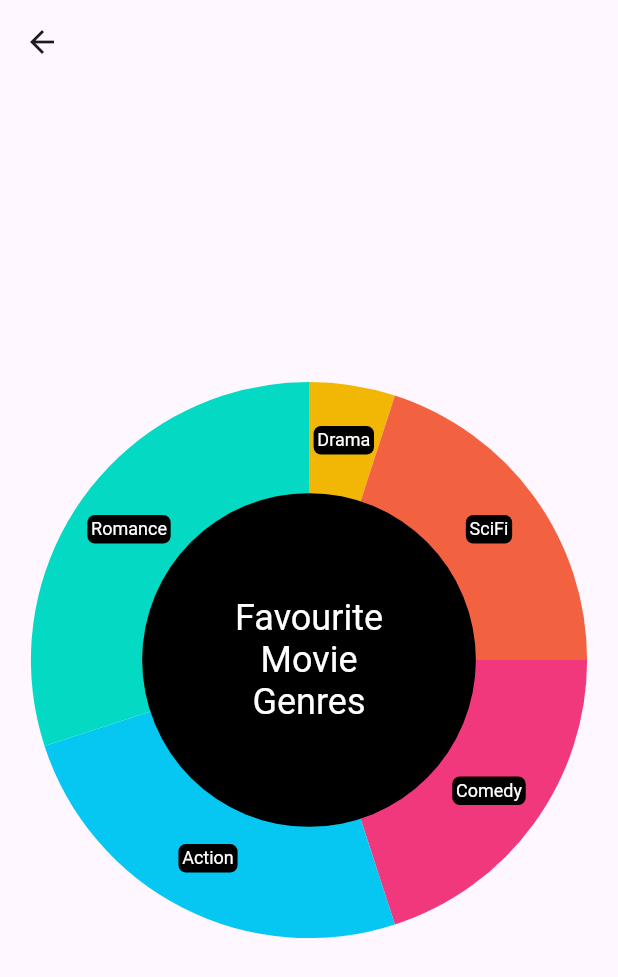
After one commit to OlehChornyi/animations_flutter, a Flutter app: the ProAnimations screen opened directly, after a tap on "Donat Chart Animation", on a phone screen of 412 x 824 dp. The commit adds this screen. Shown: the top 977 px of the screen. Run offline on Flutter 3.47's test engine with Material 3 defaults, Android fonts, the phone set to English and light mode, and no system bars.

Commit message:
4th: donat chart animation

```diff
--- a/lib/pages/pro_animations.dart
+++ b/lib/pages/pro_animations.dart
@@ -1,6 +1,7 @@
 import 'package:animations_flutter/pro_animations/1_pro_navbar.dart';
 import 'package:animations_flutter/pro_animations/2_intro_screen.dart';
 import 'package:animations_flutter/pro_animations/3_hero_widget.dart';
+import 'package:animations_flutter/pro_animations/4_donat_chart.dart';
 import 'package:flutter/material.dart';
 
 class ProAnimations extends StatefulWidget {
@@ -38,6 +39,10 @@ class _ProAnimationsState extends State<ProAnimations> {
               onPressed: () => navigator(context, const HeroFrom()),
               child: Text('Hero Animation'),
             ),
+             ElevatedButton(
+              onPressed: () => navigator(context, DonatChart()),
+              child: Text('Donat Chart Animation'),
+            ),
           ],
         ),
       ),
--- /dev/null
+++ b/lib/pro_animations/4_donat_chart.dart
@@ -0,0 +1,187 @@
+import 'dart:async';
+import 'dart:math';
+
+import 'package:flutter/material.dart';
+
+class DataItem {
+  final double value;
+  final String label;
+  final Color color;
+  DataItem(this.value, this.label, this.color);
+}
+
+const pal = [0xFFF2387C, 0xFF05C7F2, 0xFF04D9C4, 0xFFF2B705, 0xFFF26241];
+
+class DonatChart extends StatelessWidget {
+  final List<DataItem> dataset = [
+    DataItem(0.2, "Comedy", Color(pal[0])),
+    DataItem(0.25, "Action", Color(pal[1])),
+    DataItem(0.3, "Romance", Color(pal[2])),
+    DataItem(0.05, "Drama", Color(pal[3])),
+    DataItem(0.2, "SciFi", Color(pal[4])),
+  ];
+
+  @override
+  Widget build(BuildContext context) {
+    return Scaffold(
+      appBar: AppBar(),
+      body: Container(child: DonutChartWidget(dataset)),
+    );
+  }
+}
+
+class DonutChartWidget extends StatefulWidget {
+  final List<DataItem> dataset;
+  DonutChartWidget(this.dataset);
+  @override
+  _DonutChartWidgetState createState() => _DonutChartWidgetState();
+}
+
+class _DonutChartWidgetState extends State<DonutChartWidget> {
+  late Timer timer;
+  double fullAngle = 0.0;
+  double secondsToComplete = 3.0;
+
+  @override
+  void initState() {
+    super.initState();
+    timer = Timer.periodic(Duration(milliseconds: 1000 ~/ 60), (timer) {
+      setState(() {
+        fullAngle += 360.0 / (secondsToComplete * 1000 ~/ 60);
+        if (fullAngle >= 360.0) {
+          fullAngle = 360.0;
+          timer.cancel();
+        }
+      });
+    });
+  }
+
+  @override
+  void dispose() {
+    timer.cancel();
+    super.dispose();
+  }
+
+  @override
+  Widget build(BuildContext context) {
+    return Container(
+      child: CustomPaint(
+        child: Container(),
+        painter: DonutChartPainter(widget.dataset, fullAngle),
+      ),
+    );
+  }
+}
+
+class DonutChartPainter extends CustomPainter {
+  final List<DataItem> dataset;
+  final double foolAngle;
+  DonutChartPainter(this.dataset, this.foolAngle);
+  Paint midPaint = Paint();
+  TextStyle textFieldTextBigStyle = TextStyle(fontSize: 24);
+  TextStyle labelStyle = TextStyle(fontSize: 12);
+
+  @override
+  void paint(Canvas canvas, Size size) {
+    final c = Offset(size.width / 2.0, size.height / 2.0);
+    final radius = size.width * 0.9;
+    final rect = Rect.fromCenter(center: c, width: radius, height: radius);
+    final fullAngle = this.foolAngle;
+    var startAngle = 0.0;
+
+    //draw sectors
+    dataset.forEach((di) {
+      final sweepAngle = di.value * fullAngle * pi / 180.0;
+      drawSector(canvas, di, rect, startAngle, sweepAngle);
+      drawLabels(canvas, c, radius, startAngle, sweepAngle, di.label);
+      startAngle += sweepAngle;
+    });
+
+    // draw the middle
+    canvas.drawCircle(c, radius * 0.3, midPaint);
+
+    // draw title
+    drawTextCentered(
+      canvas,
+      c,
+      "Favourite\nMovie\nGenres",
+      textFieldTextBigStyle,
+      radius * 0.6,
+      (Size sz) {},
+    );
+  }
+
+  void drawSector(
+    Canvas canvas,
+    DataItem di,
+    Rect rect,
+    double startAngle,
+    double sweepAngle,
+  ) {
+    final paint =
+        Paint()
+          ..style = PaintingStyle.fill
+          ..color = di.color;
+    canvas.drawArc(rect, startAngle, sweepAngle, true, paint);
+  }
+
+  TextPainter measureText(
+    String s,
+    TextStyle style,
+    double maxWidth,
+    TextAlign align,
+  ) {
+    final span = TextSpan(text: s, style: style);
+    final tp = TextPainter(
+      text: span,
+      textAlign: align,
+      textDirection: TextDirection.ltr,
+    );
+    // ellipsis: "...");
+    tp.layout(minWidth: 0, maxWidth: maxWidth);
+    return tp;
+  }
+
+  Size drawTextCentered(
+    Canvas canvas,
+    Offset position,
+    String text,
+    TextStyle style,
+    double maxWidth,
+    Function(Size sz) bgCb,
+  ) {
+    final tp = measureText(text, style, maxWidth, TextAlign.center);
+    final pos = position + Offset(-tp.width / 2.0, -tp.height / 2.0);
+    bgCb(tp.size);
+    tp.paint(canvas, pos);
+    return tp.size;
+  }
+
+  void drawLabels(
+    Canvas canvas,
+    Offset c,
+    double radius,
+    double startAngle,
+    double sweepAngle,
+    String label,
+  ) {
+    final r = radius * 0.4;
+    final dx = r * cos(startAngle + sweepAngle / 2.0);
+    final dy = r * sin(startAngle + sweepAngle / 2.0);
+    final position = c + Offset(dx, dy);
+    drawTextCentered(canvas, position, label, labelStyle, 100.0, (Size sz) {
+      final rect = Rect.fromCenter(
+        center: position,
+        width: sz.width + 5,
+        height: sz.height + 5,
+      );
+      final rrect = RRect.fromRectAndRadius(rect, Radius.circular(5));
+      canvas.drawRRect(rrect, midPaint);
+    });
+  }
+
+  @override
+  bool shouldRepaint(covariant CustomPainter oldDelegate) {
+    return true;
+  }
+}
```
